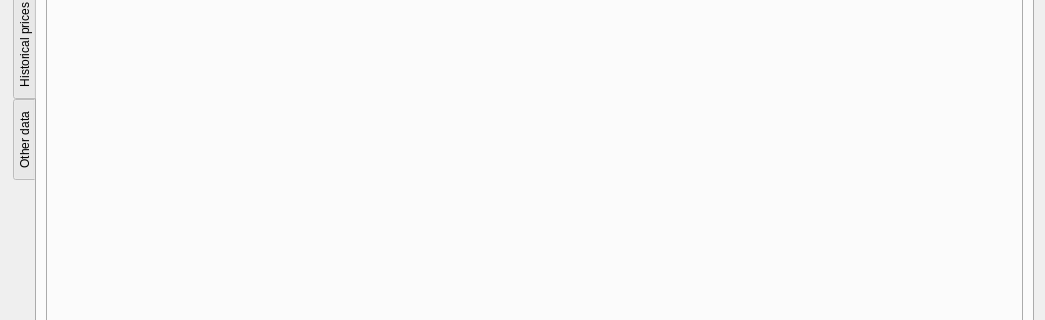
Qt form ui/frmProductReport.ui (turulomio/xulpymoney) before a commit; both pictures show x 0 to 1045 and y 251 to 571 of the 1045 by 775 pixel window.
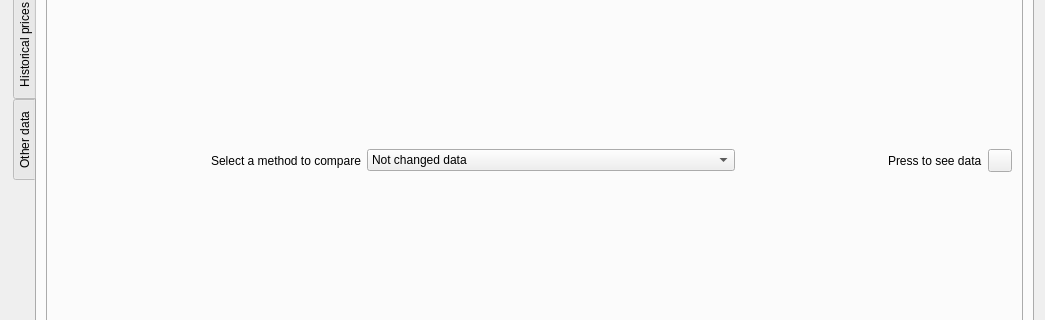
The same form after that commit. Icons and pictures are not drawn. Custom widgets are drawn as their Qt base class.

What changed in the file:
```diff
--- a/ui/frmProductReport.ui
+++ b/ui/frmProductReport.ui
@@ -827,19 +827,6 @@
               <layout class="QVBoxLayout" name="verticalLayout_9">
                <item>
                 <layout class="QHBoxLayout" name="horizontalLayout_25">
-                 <item>
-                  <spacer name="horizontalSpacer_5">
-                   <property name="orientation">
-                    <enum>Qt::Horizontal</enum>
-                   </property>
-                   <property name="sizeHint" stdset="0">
-                    <size>
-                     <width>40</width>
-                     <height>20</height>
-                    </size>
-                   </property>
-                  </spacer>
-                 </item>
                  <item>
                   <widget class="wdgProductSelector" name="pseCompare" native="true"/>
                  </item>
@@ -856,6 +843,99 @@
                    </property>
                   </spacer>
                  </item>
+                 <item>
+                  <widget class="QLabel" name="label_2">
+                   <property name="text">
+                    <string>Select a method to compare</string>
+                   </property>
+                  </widget>
+                 </item>
+                 <item>
+                  <widget class="QComboBox" name="cmbCompareTypes">
+                   <property name="sizeAdjustPolicy">
+                    <enum>QComboBox::AdjustToContents</enum>
+                   </property>
+                   <item>
+                    <property name="text">
+                     <string>Not changed data</string>
+                    </property>
+                    <property name="icon">
+                     <iconset resource="../images/xulpymoney.qrc">
+                      <normaloff>:/xulpymoney/eye.png</normaloff>:/xulpymoney/eye.png</iconset>
+                    </property>
+                   </item>
+                   <item>
+                    <property name="text">
+                     <string>Dividing prices to get the same start value</string>
+                    </property>
+                    <property name="icon">
+                     <iconset resource="../images/xulpymoney.qrc">
+                      <normaloff>:/xulpymoney/eye.png</normaloff>:/xulpymoney/eye.png</iconset>
+                    </property>
+                   </item>
+                   <item>
+                    <property name="text">
+                     <string>Dividing prices to get the same start value. Leveraged reduced</string>
+                    </property>
+                    <property name="icon">
+                     <iconset resource="../images/xulpymoney.qrc">
+                      <normaloff>:/xulpymoney/eye_red.png</normaloff>:/xulpymoney/eye_red.png</iconset>
+                    </property>
+                   </item>
+                   <item>
+                    <property name="text">
+                     <string>Controling percentage evolution</string>
+                    </property>
+                    <property name="icon">
+                     <iconset resource="../images/xulpymoney.qrc">
+                      <normaloff>:/xulpymoney/eye.png</normaloff>:/xulpymoney/eye.png</iconset>
+                    </property>
+                   </item>
+                   <item>
+                    <property name="text">
+                     <string>Controlling percentage evolution. Leveraged reduced</string>
+                    </property>
+                    <property name="icon">
+                     <iconset resource="../images/xulpymoney.qrc">
+                      <normaloff>:/xulpymoney/eye_red.png</normaloff>:/xulpymoney/eye_red.png</iconset>
+                    </property>
+                   </item>
+                  </widget>
+                 </item>
+                 <item>
+                  <spacer name="horizontalSpacer_5">
+                   <property name="orientation">
+                    <enum>Qt::Horizontal</enum>
+                   </property>
+                   <property name="sizeHint" stdset="0">
+                    <size>
+                     <width>40</width>
+                     <height>20</height>
+                    </size>
+                   </property>
+                  </spacer>
+                 </item>
+                 <item>
+                  <widget class="QLabel" name="label_6">
+                   <property name="text">
+                    <string>Press to see data</string>
+                   </property>
+                  </widget>
+                 </item>
+                 <item>
+                  <widget class="QToolButton" name="cmdComparationData">
+                   <property name="toolTip">
+                    <string>Shows comparation data</string>
+                   </property>
+                   <property name="text">
+                    <string/>
+                   </property>
+                   <property name="icon">
+                    <iconset resource="../images/xulpymoney.qrc">
+                     <normaloff>:/xulpymoney/database.png</normaloff>:/xulpymoney/database.png</iconset>
+                   </property>
+                  </widget>
+                 </item>
                 </layout>
                </item>
                <item>
```
